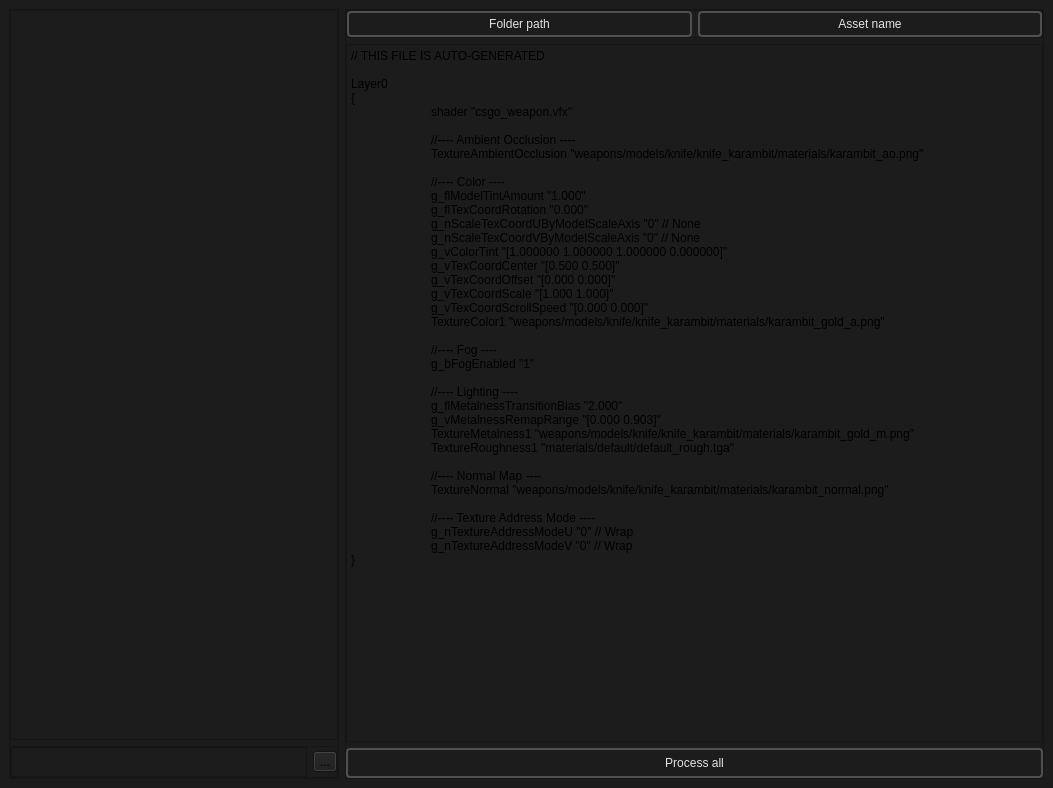
Above: BatchCreator/BatchCreator_main.ui from dertwist/Hammer5Tools before the change. Below: the same form after it.
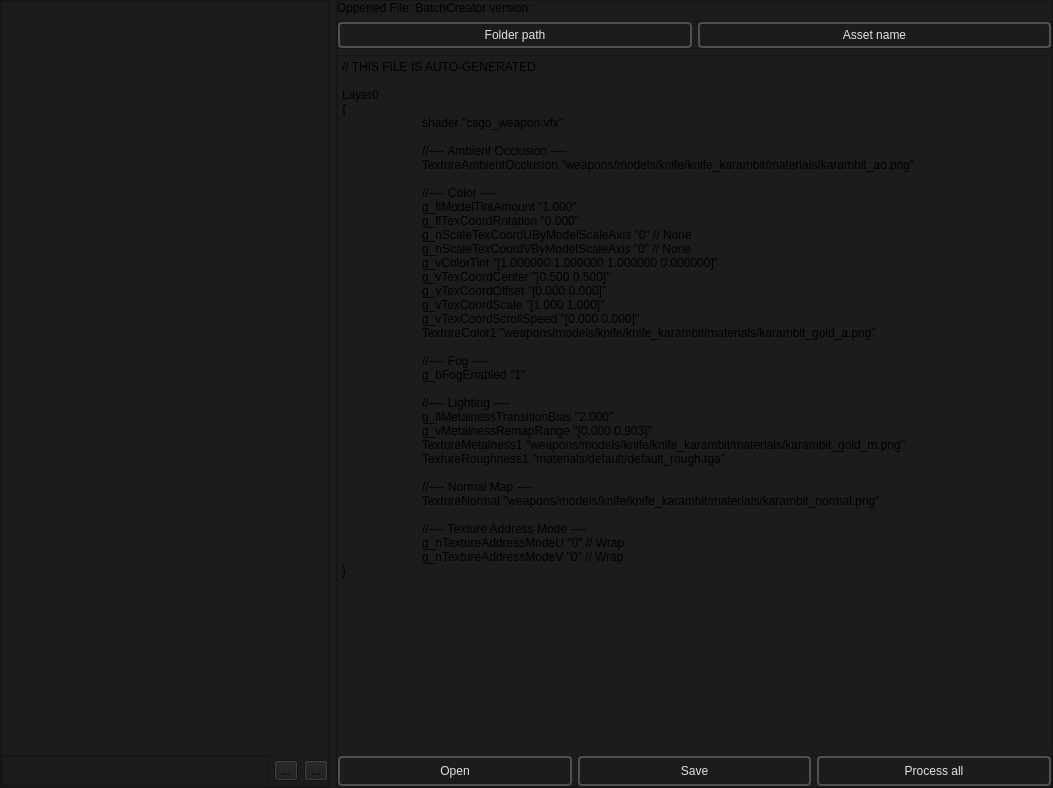
That is the form after the change. Icons and pictures are not drawn.

Commit message: batch creator update

Patch:
```diff
--- a/BatchCreator/BatchCreator_main.ui
+++ b/BatchCreator/BatchCreator_main.ui
@@ -18,6 +18,18 @@
   </property>
   <widget class="QWidget" name="centralwidget">
    <layout class="QHBoxLayout" name="horizontalLayout">
+    <property name="leftMargin">
+     <number>0</number>
+    </property>
+    <property name="topMargin">
+     <number>0</number>
+    </property>
+    <property name="rightMargin">
+     <number>0</number>
+    </property>
+    <property name="bottomMargin">
+     <number>0</number>
+    </property>
     <item>
      <widget class="QFrame" name="frame_2">
       <property name="maximumSize">
@@ -102,6 +114,23 @@
             </property>
            </widget>
           </item>
+          <item>
+           <widget class="QToolButton" name="file_initialize_button">
+            <property name="text">
+             <string>...</string>
+            </property>
+            <property name="icon">
+             <iconset resource="../resources.qrc">
+              <normaloff>:/icons/add_circle_24dp_9D9D9D_FILL0_wght400_GRAD0_opsz24.svg</normaloff>:/icons/add_circle_24dp_9D9D9D_FILL0_wght400_GRAD0_opsz24.svg</iconset>
+            </property>
+            <property name="iconSize">
+             <size>
+              <width>20</width>
+              <height>20</height>
+             </size>
+            </property>
+           </widget>
+          </item>
          </layout>
         </widget>
        </item>
@@ -129,6 +158,13 @@
        <property name="bottomMargin">
         <number>0</number>
        </property>
+       <item>
+        <widget class="QLabel" name="status_label">
+         <property name="text">
+          <string>Oppened File: BatchCreator version:</string>
+         </property>
+        </widget>
+       </item>
        <item>
         <widget class="QFrame" name="frame_4">
          <property name="frameShape">
@@ -266,15 +302,36 @@
         </widget>
        </item>
        <item>
-        <widget class="QPushButton" name="Import_Audio_button">
-         <property name="minimumSize">
-          <size>
-           <width>0</width>
-           <height>18</height>
-          </size>
+        <widget class="QFrame" name="frame_5">
+         <property name="frameShape">
+          <enum>QFrame::StyledPanel</enum>
          </property>
-         <property name="styleSheet">
-          <string notr="true">
+         <property name="frameShadow">
+          <enum>QFrame::Raised</enum>
+         </property>
+         <layout class="QHBoxLayout" name="horizontalLayout_4">
+          <property name="leftMargin">
+           <number>0</number>
+          </property>
+          <property name="topMargin">
+           <number>0</number>
+          </property>
+          <property name="rightMargin">
+           <number>0</number>
+          </property>
+          <property name="bottomMargin">
+           <number>0</number>
+          </property>
+          <item>
+           <widget class="QPushButton" name="open_button">
+            <property name="minimumSize">
+             <size>
+              <width>0</width>
+              <height>18</height>
+             </size>
+            </property>
+            <property name="styleSheet">
+             <string notr="true">
     /* QPushButton default and hover styles */
     QPushButton {
 
@@ -304,10 +361,133 @@
         margin-right: 2px;
 
     }</string>
-         </property>
-         <property name="text">
-          <string>Process all</string>
-         </property>
+            </property>
+            <property name="text">
+             <string>Open</string>
+            </property>
+            <property name="icon">
+             <iconset resource="../resources.qrc">
+              <normaloff>:/icons/file_open_16dp_9D9D9D_FILL0_wght400_GRAD0_opsz20.svg</normaloff>:/icons/file_open_16dp_9D9D9D_FILL0_wght400_GRAD0_opsz20.svg</iconset>
+            </property>
+            <property name="iconSize">
+             <size>
+              <width>20</width>
+              <height>20</height>
+             </size>
+            </property>
+           </widget>
+          </item>
+          <item>
+           <widget class="QPushButton" name="save_button">
+            <property name="minimumSize">
+             <size>
+              <width>0</width>
+              <height>18</height>
+             </size>
+            </property>
+            <property name="styleSheet">
+             <string notr="true">
+    /* QPushButton default and hover styles */
+    QPushButton {
+
+        font: 600 10pt &quot;Segoe UI&quot;;
+	
+
+        border: 2px solid black;
+        border-radius: 4px;
+        border-color: rgba(80, 80, 80, 255);
+        height:22px;
+        padding-top: 2px;
+        padding-bottom:2px;
+        padding-left: 4px;
+        padding-right: 4px;
+        color: #E3E3E3;
+        background-color: #1C1C1C;
+    }
+    QPushButton:hover {
+        background-color: #414956;
+        color: white;
+    }
+    QPushButton:pressed {
+        background-color: red;
+        background-color: #1C1C1C;
+        margin: 1 px;
+        margin-left: 2px;
+        margin-right: 2px;
+
+    }</string>
+            </property>
+            <property name="text">
+             <string>Save</string>
+            </property>
+            <property name="icon">
+             <iconset resource="../resources.qrc">
+              <normaloff>:/icons/save_16dp_9D9D9D_FILL0_wght400_GRAD0_opsz20.svg</normaloff>:/icons/save_16dp_9D9D9D_FILL0_wght400_GRAD0_opsz20.svg</iconset>
+            </property>
+            <property name="iconSize">
+             <size>
+              <width>20</width>
+              <height>20</height>
+             </size>
+            </property>
+           </widget>
+          </item>
+          <item>
+           <widget class="QPushButton" name="Import_Audio_button">
+            <property name="minimumSize">
+             <size>
+              <width>0</width>
+              <height>18</height>
+             </size>
+            </property>
+            <property name="styleSheet">
+             <string notr="true">
+    /* QPushButton default and hover styles */
+    QPushButton {
+
+        font: 600 10pt &quot;Segoe UI&quot;;
+	
+
+        border: 2px solid black;
+        border-radius: 4px;
+        border-color: rgba(80, 80, 80, 255);
+        height:22px;
+        padding-top: 2px;
+        padding-bottom:2px;
+        padding-left: 4px;
+        padding-right: 4px;
+        color: #E3E3E3;
+        background-color: #1C1C1C;
+    }
+    QPushButton:hover {
+        background-color: #414956;
+        color: white;
+    }
+    QPushButton:pressed {
+        background-color: red;
+        background-color: #1C1C1C;
+        margin: 1 px;
+        margin-left: 2px;
+        margin-right: 2px;
+
+    }</string>
+            </property>
+            <property name="text">
+             <string>Process all</string>
+            </property>
+            <property name="icon">
+             <iconset resource="../resources.qrc">
+              <normaloff>:/icons/tab_move_24dp_9D9D9D_FILL0_wght400_GRAD0_opsz24.svg</normaloff>:/icons/tab_move_24dp_9D9D9D_FILL0_wght400_GRAD0_opsz24.svg</iconset>
+            </property>
+            <property name="iconSize">
+             <size>
+              <width>20</width>
+              <height>20</height>
+             </size>
+            </property>
+           </widget>
+          </item>
+         </layout>
         </widget>
        </item>
       </layout>
```
The commit also changes 4 other files.
